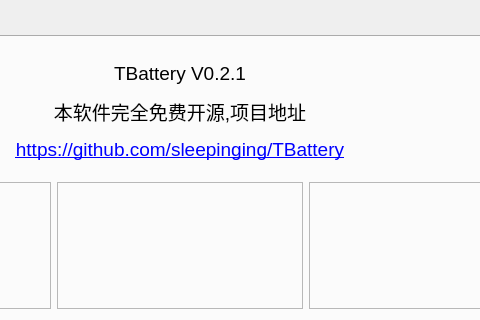
This is widget.ui in sleepinging/TBattery as Qt 5 draws it before an edit; both pictures show x 220 to 700 and y 0 to 320 of the 800 by 600 pixel window. The edited form follows.
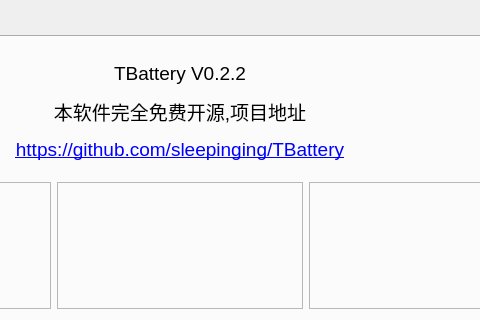
This is the edited form. The open tabs and pages were chosen to show the change. Icons and pictures are not drawn. Custom widgets are drawn as their Qt base class.

Commit message: 更新100%电量时的字体大小

```diff
--- a/widget.ui
+++ b/widget.ui
@@ -190,7 +190,7 @@
        <item row="0" column="0" colspan="3">
         <widget class="QLabel" name="lb_about">
          <property name="text">
-          <string>&lt;html&gt;&lt;head/&gt;&lt;body&gt;&lt;p align=&quot;center&quot;&gt;&lt;span style=&quot; font-size:14pt;&quot;&gt;TBattery V0.2.1&lt;/span&gt;&lt;/p&gt;&lt;p align=&quot;center&quot;&gt;&lt;span style=&quot; font-size:14pt;&quot;&gt;本软件完全免费开源,项目地址&lt;/span&gt;&lt;/p&gt;&lt;p align=&quot;center&quot;&gt;&lt;a href=&quot;https://github.com/sleepinging/TBattery&quot;&gt;&lt;span style=&quot; font-size:14pt; text-decoration: underline; color:#0000ff;&quot;&gt;https://github.com/sleepinging/TBattery&lt;/span&gt;&lt;/a&gt;&lt;/p&gt;&lt;/body&gt;&lt;/html&gt;</string>
+          <string>&lt;html&gt;&lt;head/&gt;&lt;body&gt;&lt;p align=&quot;center&quot;&gt;&lt;span style=&quot; font-size:14pt;&quot;&gt;TBattery V0.2.2&lt;/span&gt;&lt;/p&gt;&lt;p align=&quot;center&quot;&gt;&lt;span style=&quot; font-size:14pt;&quot;&gt;本软件完全免费开源,项目地址&lt;/span&gt;&lt;/p&gt;&lt;p align=&quot;center&quot;&gt;&lt;a href=&quot;https://github.com/sleepinging/TBattery&quot;&gt;&lt;span style=&quot; font-size:14pt; text-decoration: underline; color:#0000ff;&quot;&gt;https://github.com/sleepinging/TBattery&lt;/span&gt;&lt;/a&gt;&lt;/p&gt;&lt;/body&gt;&lt;/html&gt;</string>
          </property>
          <property name="textFormat">
           <enum>Qt::RichText</enum>
```
The commit also changes 1 other file.
